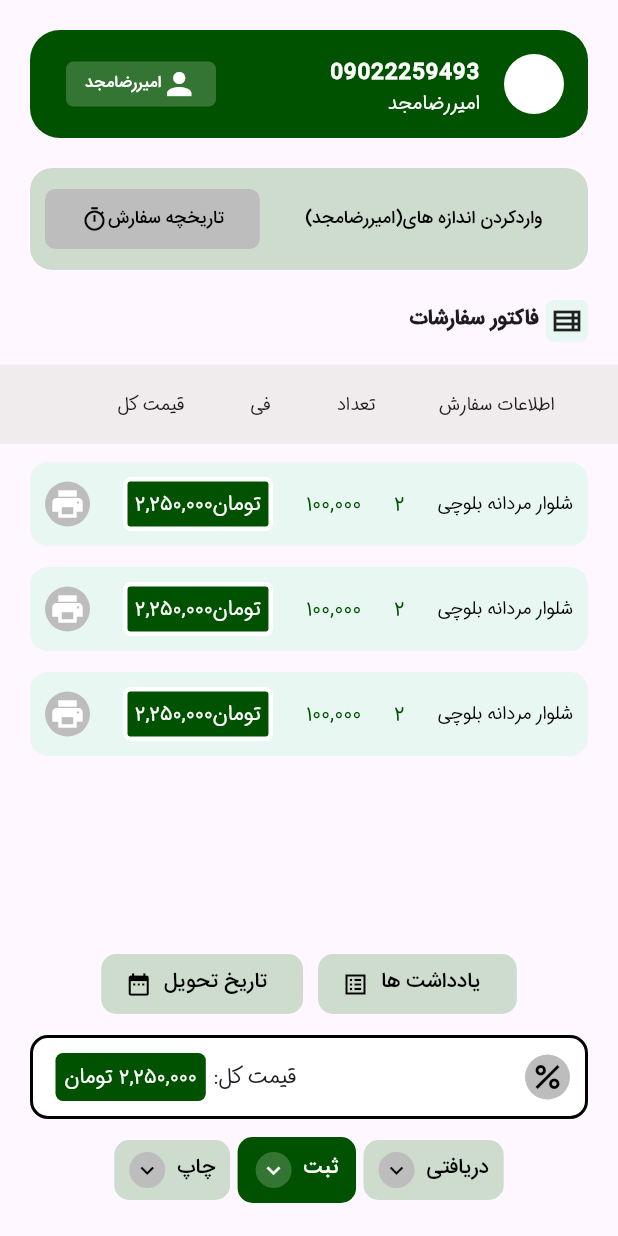
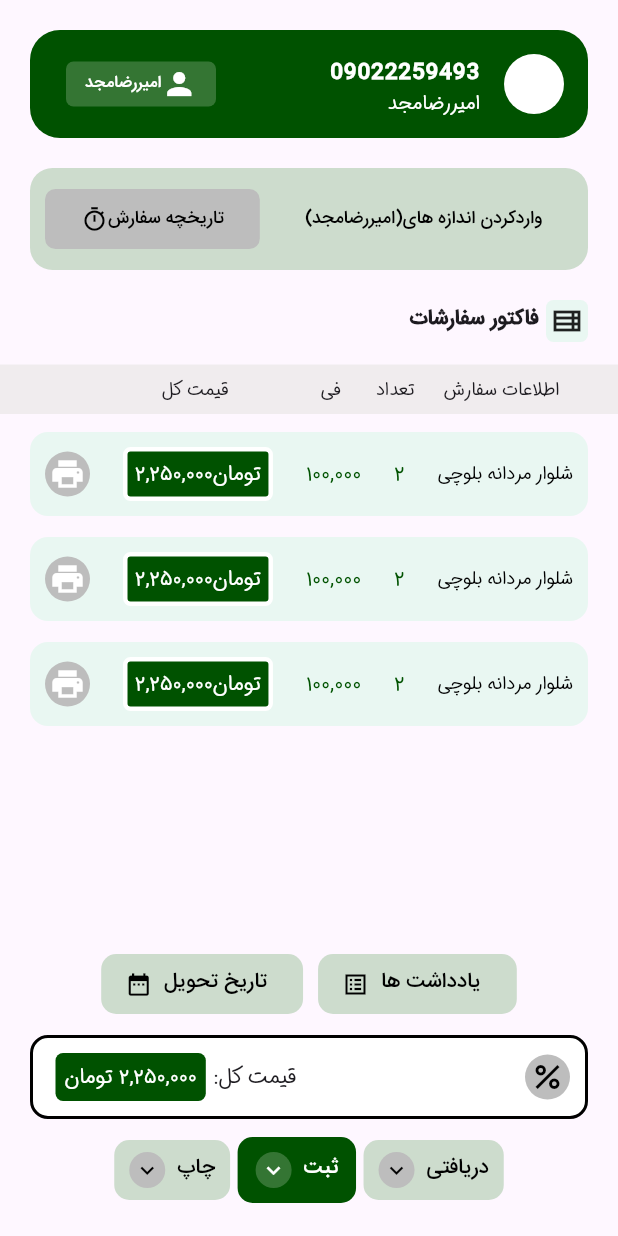
Before and after one commit to AliMotamedi7/shoonz-tailor, a Flutter app: the OrderRegistration screen opened by its route, on a phone screen of 412 x 824 dp. Run offline on Flutter 3.47's test engine with Material 3 defaults, Android fonts, the phone set to English and light mode, and no system bars; our stand-ins replace fl_chart, pinput.

Commit message:
fix visible bug on header table of Orders Factor

```diff
--- a/lib/widgets/orderRegistrationWidgets/orde_registration_table.dart
+++ b/lib/widgets/orderRegistrationWidgets/orde_registration_table.dart
@@ -1,4 +1,6 @@
+import 'package:flutter/cupertino.dart';
 import 'package:flutter/material.dart';
+import 'package:flutter/widgets.dart';
 import 'package:shoonz_tailor/constants/appColors.dart';
 
 class OrderRegistrationTable extends StatefulWidget {
@@ -17,46 +19,51 @@ class _OrderRegistrationTableState extends State<OrderRegistrationTable> {
           Container(
             decoration: const BoxDecoration(color: AppColors.greyBox),
             width: MediaQuery.sizeOf(context).width,
-            padding: const EdgeInsets.all(8),
+            padding: const EdgeInsets.fromLTRB(0, 8, 0, 8),
             child: const Row(
-              mainAxisAlignment: MainAxisAlignment.spaceEvenly,
+              //mainAxisAlignment: MainAxisAlignment.spaceEvenly,
               crossAxisAlignment: CrossAxisAlignment.center,
               textDirection: TextDirection.rtl,
-              children: [
-                Padding(
-                  padding: EdgeInsets.all(8.0),
-                  child: Text(
-                    "اطلاعات سفارش",
-                    textAlign: TextAlign.center,
-                    style: TextStyle(fontSize: 12),
-                  ),
+              children:[
+                Expanded(
+                    flex: 33,
+                    child: SizedBox(),
                 ),
-                Padding(
-                  padding: EdgeInsets.all(8.0),
+                Expanded(
+                    flex: 185,
+                    child: Text(
+                      "اطلاعات سفارش",
+                      textAlign: TextAlign.center,
+                      style: TextStyle(fontSize: 12),
+                    ),
+                ),
+                Expanded(
+                  flex: 44,
                   child: Text(
                     "تعداد",
                     textAlign: TextAlign.center,
                     style: TextStyle(fontSize: 12),
                   ),
                 ),
-                Padding(
-                  padding: EdgeInsets.all(10.0),
+                Expanded(
+                  flex: 95,
                   child: Text(
                     "فی",
                     textAlign: TextAlign.center,
                     style: TextStyle(fontSize: 12),
                   ),
                 ),
-                Padding(
-                  padding: EdgeInsets.all(8.0),
+                Expanded(
+                  flex: 197,
                   child: Text(
                     "قیمت کل",
                     textAlign: TextAlign.center,
                     style: TextStyle(fontSize: 12),
                   ),
                 ),
-                SizedBox(
-                  width: 10,
+                Expanded(
+                  flex: 112,
+                  child: SizedBox(),
                 ),
               ],
             ),
```
